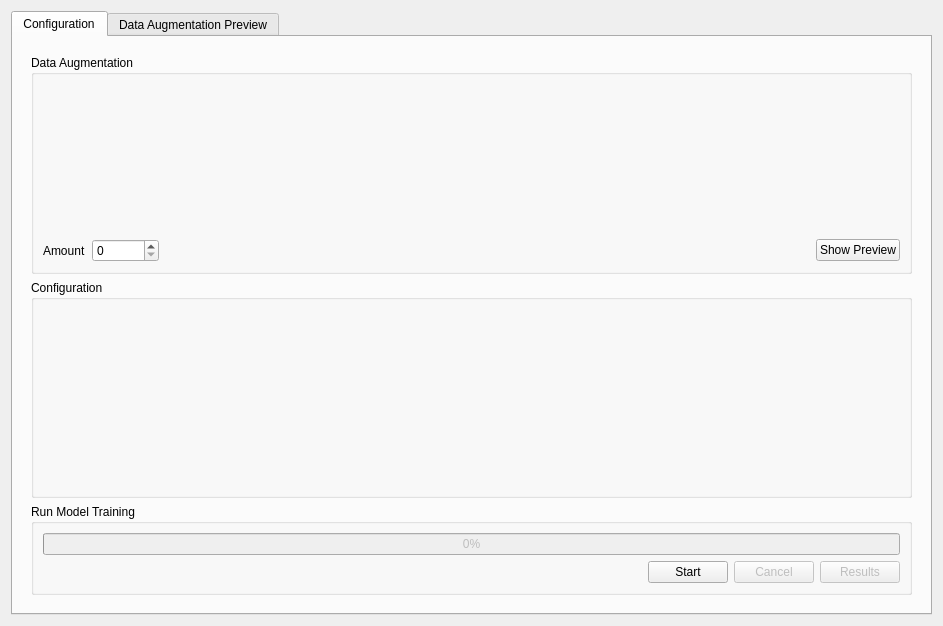
The window that view/aitrainingwidget.ui (Joensw/RCAIT) describes before a commit, drawn with Qt 5.
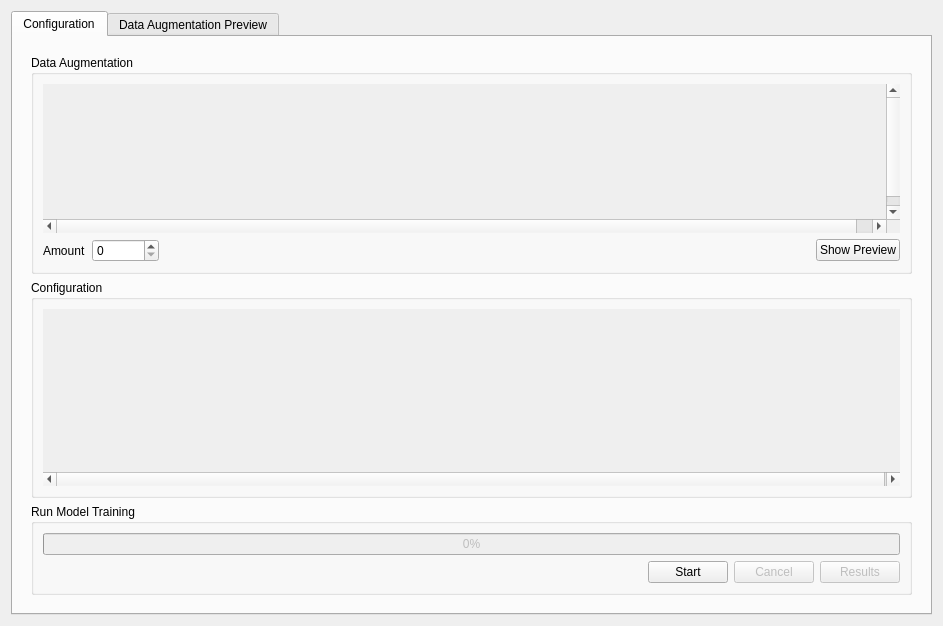
The same window after the commit.

Commit message: changed views on AITraining tab to be scroll areas so they can actually be seen

```diff
--- a/view/aitrainingwidget.ui
+++ b/view/aitrainingwidget.ui
@@ -29,32 +29,44 @@
          <layout class="QVBoxLayout" name="verticalLayout_3">
           <item>
            <widget class="QGroupBox" name="groupDataAugmentation">
+            <property name="sizePolicy">
+             <sizepolicy hsizetype="Expanding" vsizetype="Expanding">
+              <horstretch>0</horstretch>
+              <verstretch>0</verstretch>
+             </sizepolicy>
+            </property>
             <property name="title">
              <string>Data Augmentation</string>
             </property>
             <layout class="QVBoxLayout" name="verticalLayout_7">
              <item>
-              <layout class="QGridLayout" name="gridLayout_dataAug">
-               <item row="0" column="0">
-                <widget class="QWidget" name="dataAugWidget" native="true">
-                 <layout class="QGridLayout" name="gridLayout_4">
-                  <item row="0" column="0">
-                   <spacer name="verticalSpacer">
-                    <property name="orientation">
-                     <enum>Qt::Vertical</enum>
-                    </property>
-                    <property name="sizeHint" stdset="0">
-                     <size>
-                      <width>20</width>
-                      <height>123</height>
-                     </size>
-                    </property>
-                   </spacer>
-                  </item>
-                 </layout>
-                </widget>
-               </item>
-              </layout>
+              <widget class="QScrollArea" name="scrollArea_augmentation">
+               <property name="autoFillBackground">
+                <bool>false</bool>
+               </property>
+               <property name="frameShape">
+                <enum>QFrame::NoFrame</enum>
+               </property>
+               <property name="frameShadow">
+                <enum>QFrame::Plain</enum>
+               </property>
+               <property name="lineWidth">
+                <number>0</number>
+               </property>
+               <property name="widgetResizable">
+                <bool>false</bool>
+               </property>
+               <widget class="QWidget" name="scrollAreaWidgetContents_3">
+                <property name="geometry">
+                 <rect>
+                  <x>0</x>
+                  <y>0</y>
+                  <width>859</width>
+                  <height>146</height>
+                 </rect>
+                </property>
+               </widget>
+              </widget>
              </item>
              <item>
               <layout class="QHBoxLayout" name="horizontalLayout_18">
@@ -106,32 +118,44 @@
           </item>
           <item>
            <widget class="QGroupBox" name="groupConfiguration">
+            <property name="sizePolicy">
+             <sizepolicy hsizetype="Expanding" vsizetype="Expanding">
+              <horstretch>0</horstretch>
+              <verstretch>0</verstretch>
+             </sizepolicy>
+            </property>
             <property name="title">
              <string>Configuration</string>
             </property>
             <layout class="QVBoxLayout" name="verticalLayout_2">
              <item>
-              <layout class="QGridLayout" name="gridLayout_AIconfig">
-               <item row="0" column="0">
-                <widget class="QWidget" name="AIConfigWidget" native="true">
-                 <layout class="QGridLayout" name="gridLayout">
-                  <item row="0" column="0">
-                   <spacer name="verticalSpacer_3">
-                    <property name="orientation">
-                     <enum>Qt::Vertical</enum>
-                    </property>
-                    <property name="sizeHint" stdset="0">
-                     <size>
-                      <width>20</width>
-                      <height>151</height>
-                     </size>
-                    </property>
-                   </spacer>
-                  </item>
-                 </layout>
-                </widget>
-               </item>
-              </layout>
+              <widget class="QScrollArea" name="scrollArea_configuration">
+               <property name="autoFillBackground">
+                <bool>false</bool>
+               </property>
+               <property name="frameShape">
+                <enum>QFrame::NoFrame</enum>
+               </property>
+               <property name="frameShadow">
+                <enum>QFrame::Plain</enum>
+               </property>
+               <property name="lineWidth">
+                <number>0</number>
+               </property>
+               <property name="widgetResizable">
+                <bool>false</bool>
+               </property>
+               <widget class="QWidget" name="scrollAreaWidgetContents_4">
+                <property name="geometry">
+                 <rect>
+                  <x>0</x>
+                  <y>0</y>
+                  <width>859</width>
+                  <height>146</height>
+                 </rect>
+                </property>
+               </widget>
+              </widget>
              </item>
             </layout>
            </widget>
```
Left out of the diff: 6 changed lines with no effect on the pictures. The commit also changes 1 other file.
